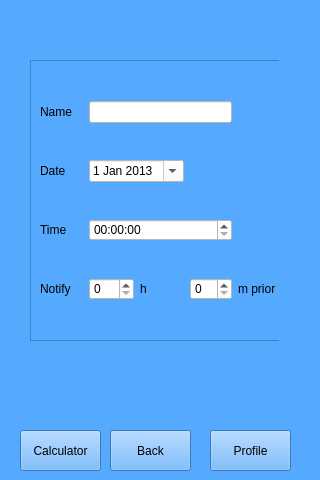
Qt form mainwindow.ui (ptwich2/StudentScheduler-) before a commit.
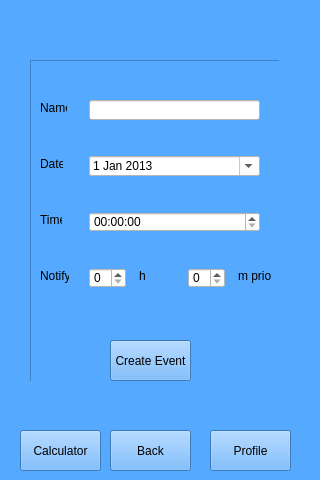
The same form after that commit. The open tabs and pages were chosen to show the change.

Diff of the .ui file:
```diff
--- a/mainwindow.ui
+++ b/mainwindow.ui
@@ -936,8 +936,8 @@
           <rect>
            <x>0</x>
            <y>0</y>
-           <width>261</width>
-           <height>281</height>
+           <width>251</width>
+           <height>331</height>
           </rect>
          </property>
          <property name="frameShape">
@@ -946,30 +946,54 @@
          <property name="frameShadow">
           <enum>QFrame::Raised</enum>
          </property>
-         <layout class="QGridLayout" name="gridLayout_4">
-          <item row="0" column="0">
            <widget class="QLabel" name="label_26">
+          <property name="geometry">
+           <rect>
+            <x>10</x>
+            <y>40</y>
+            <width>27</width>
+            <height>16</height>
+           </rect>
+          </property>
             <property name="text">
              <string>Name</string>
             </property>
            </widget>
-          </item>
-          <item row="0" column="1" colspan="3">
            <widget class="QLineEdit" name="eventName">
+          <property name="geometry">
+           <rect>
+            <x>59</x>
+            <y>40</y>
+            <width>171</width>
+            <height>20</height>
+           </rect>
+          </property>
             <property name="styleSheet">
              <string notr="true">background-color: rgb(255, 255, 255);</string>
             </property>
            </widget>
-          </item>
-          <item row="1" column="0">
            <widget class="QLabel" name="label_27">
+          <property name="geometry">
+           <rect>
+            <x>10</x>
+            <y>96</y>
+            <width>23</width>
+            <height>16</height>
+           </rect>
+          </property>
             <property name="text">
              <string>Date</string>
             </property>
            </widget>
-          </item>
-          <item row="1" column="1" colspan="2">
            <widget class="QDateEdit" name="eventDateEdit">
+          <property name="geometry">
+           <rect>
+            <x>59</x>
+            <y>96</y>
+            <width>171</width>
+            <height>20</height>
+           </rect>
+          </property>
             <property name="focusPolicy">
              <enum>Qt::NoFocus</enum>
             </property>
@@ -993,16 +1017,28 @@
              <number>0</number>
             </property>
            </widget>
-          </item>
-          <item row="2" column="0">
            <widget class="QLabel" name="label_24">
+          <property name="geometry">
+           <rect>
+            <x>10</x>
+            <y>152</y>
+            <width>22</width>
+            <height>16</height>
+           </rect>
+          </property>
             <property name="text">
              <string>Time</string>
             </property>
            </widget>
-          </item>
-          <item row="2" column="1" colspan="3">
            <widget class="QTimeEdit" name="eventTimeEdit">
+          <property name="geometry">
+           <rect>
+            <x>59</x>
+            <y>152</y>
+            <width>171</width>
+            <height>20</height>
+           </rect>
+          </property>
             <property name="styleSheet">
              <string notr="true">background-color: rgb(255, 255, 255);</string>
             </property>
@@ -1010,43 +1046,87 @@
              <bool>true</bool>
             </property>
            </widget>
-          </item>
-          <item row="3" column="0">
            <widget class="QLabel" name="label_25">
+          <property name="geometry">
+           <rect>
+            <x>10</x>
+            <y>208</y>
+            <width>29</width>
+            <height>16</height>
+           </rect>
+          </property>
             <property name="text">
              <string>Notify</string>
             </property>
            </widget>
-          </item>
-          <item row="3" column="1">
            <widget class="QSpinBox" name="notifyH">
+          <property name="geometry">
+           <rect>
+            <x>59</x>
+            <y>208</y>
+            <width>37</width>
+            <height>20</height>
+           </rect>
+          </property>
             <property name="styleSheet">
              <string notr="true">background-color: rgb(255, 255, 255);</string>
             </property>
            </widget>
-          </item>
-          <item row="3" column="2">
            <widget class="QLabel" name="label_28">
+          <property name="geometry">
+           <rect>
+            <x>109</x>
+            <y>208</y>
+            <width>16</width>
+            <height>16</height>
+           </rect>
+          </property>
             <property name="text">
              <string>h</string>
             </property>
            </widget>
-          </item>
-          <item row="3" column="3">
            <widget class="QSpinBox" name="notifyM">
+          <property name="geometry">
+           <rect>
+            <x>158</x>
+            <y>208</y>
+            <width>37</width>
+            <height>20</height>
+           </rect>
+          </property>
             <property name="styleSheet">
              <string notr="true">background-color: rgb(255, 255, 255);</string>
             </property>
            </widget>
-          </item>
-          <item row="3" column="4">
            <widget class="QLabel" name="label_29">
+          <property name="geometry">
+           <rect>
+            <x>208</x>
+            <y>208</y>
+            <width>33</width>
+            <height>16</height>
+           </rect>
+          </property>
             <property name="text">
              <string>m prior</string>
             </property>
            </widget>
-          </item>
-         </layout>
+         <widget class="QPushButton" name="createEvent">
+          <property name="geometry">
+           <rect>
+            <x>80</x>
+            <y>280</y>
+            <width>81</width>
+            <height>41</height>
+           </rect>
+          </property>
+          <property name="styleSheet">
+           <string notr="true"/>
+          </property>
+          <property name="text">
+           <string>Create Event</string>
+          </property>
+         </widget>
         </widget>
        </widget>
        <widget class="QWidget" name="allEvents">
```
Left out of the diff: 113 changed lines with no effect on the pictures. Lines whose indentation alone changed are shown as unchanged.
